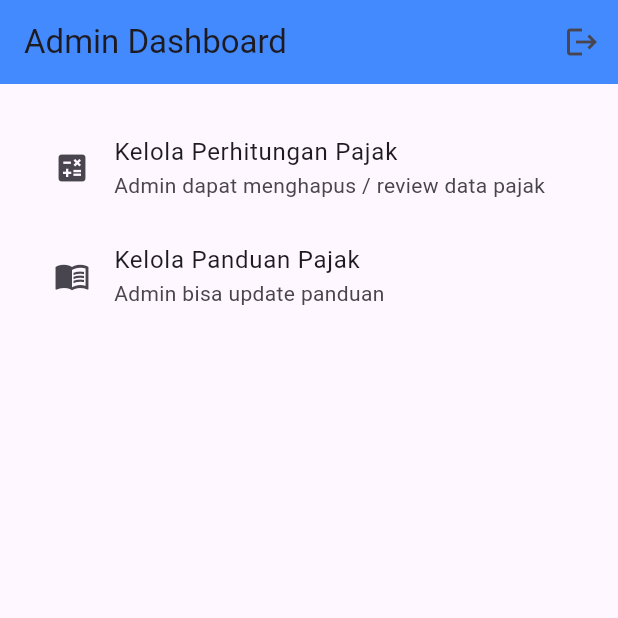
After one commit to joysvrisillia-oss/pajakin_aja, a Flutter app: the AdminPage screen opened directly, on a phone screen of 412 x 824 dp, the top half of it. The commit adds this screen. Run offline on Flutter 3.47's test engine with Material 3 defaults, Android fonts, the phone set to English and light mode, and no system bars; our stand-ins replace sqflite; accounts and stored records are empty.

Commit message:
Update pajakin_aja project

```diff
--- a/lib/Models/pajak_model.dart
+++ b/lib/Models/pajak_model.dart
@@ -4,6 +4,7 @@ class PajakModel {
   final double nilai;
   final double pajak;
   final String waktu;
+  final String userEmail;
 
   PajakModel({
     this.id,
@@ -11,6 +12,7 @@ class PajakModel {
     required this.nilai,
     required this.pajak,
     required this.waktu,
+    required this.userEmail,
   });
 
   Map<String, dynamic> toMap() {
@@ -20,16 +22,18 @@ class PajakModel {
       'nilai': nilai,
       'pajak': pajak,
       'waktu': waktu,
+      'user_email': userEmail,
     };
   }
 
   factory PajakModel.fromMap(Map<String, dynamic> map) {
     return PajakModel(
-      id: map['id'], // ← ambil id dari database
+      id: map['id'],
       jenisPajak: map['jenisPajak'],
       nilai: (map['nilai'] as num).toDouble(),
       pajak: (map['pajak'] as num).toDouble(),
       waktu: map['waktu'],
+      userEmail: map['user_email'] ?? "",
     );
   }
 }
--- /dev/null
+++ b/lib/Views/Admin_Page.dart
@@ -0,0 +1,47 @@
+import 'package:flutter/material.dart';
+import '../Database/db_helper.dart';
+import '../Auth/login_page.dart';
+
+class AdminPage extends StatelessWidget {
+  const AdminPage({super.key});
+
+  @override
+  Widget build(BuildContext context) {
+    return Scaffold(
+      appBar: AppBar(
+        title: const Text("Admin Dashboard"),
+        backgroundColor: Colors.blueAccent,
+        actions: [
+          IconButton(
+            icon: const Icon(Icons.logout),
+            onPressed: () async {
+              await DBHelper.logout();
+              Navigator.pushReplacement(
+                context,
+                MaterialPageRoute(builder: (_) => const LoginPage()),
+              );
+            },
+          )
+        ],
+      ),
+
+      body: ListView(
+        padding: const EdgeInsets.all(20),
+        children: [
+          ListTile(
+            leading: const Icon(Icons.calculate),
+            title: const Text("Kelola Perhitungan Pajak"),
+            subtitle: const Text("Admin dapat menghapus / review data pajak"),
+            onTap: () {},
+          ),
+          ListTile(
+            leading: const Icon(Icons.menu_book),
+            title: const Text("Kelola Panduan Pajak"),
+            subtitle: const Text("Admin bisa update panduan"),
+            onTap: () {},
+          ),
+        ],
+      ),
+    );
+  }
+}
--- a/lib/Views/Kalkulator_Pajak.dart
+++ b/lib/Views/Kalkulator_Pajak.dart
@@ -79,12 +79,16 @@ class _KalkulatorPajakState extends State<KalkulatorPajak> {
     });
 
     // Simpan ke SQLite
+    final email = await DBHelper.getLoggedInUser();
+
     await DBHelper.insertPajak(PajakModel(
       jenisPajak: _jenisPajak,
       nilai: nilai,
       pajak: pajak,
       waktu: DateTime.now().toString(),
+      userEmail: email!,
     ));
+
 
     ScaffoldMessenger.of(context).showSnackBar(
       const SnackBar(
--- a/pubspec.yaml
+++ b/pubspec.yaml
@@ -15,6 +15,7 @@ dependencies:
   path: ^1.9.0
   provider: ^6.1.2
   shared_preferences: ^2.2.2
+  http: ^1.2.2   # ← ini yang wajib ditambah agar import http tidak error
 
 dev_dependencies:
   flutter_test:
```
Also changed, not shown: lib/Auth/login_page.dart (+18 -10 lines), lib/Database/db_helper.dart (+103 -42 lines), lib/ViewModels/Kalkulator_ViewModel.dart (+13 -6 lines), lib/Views/Api_PPN_Page.dart (added, +64 -0 lines), lib/Views/Home_Page.dart (+42 -16 lines), lib/Views/Riwayat_Perhitungan.dart (+5 -2 lines), lib/main.dart (+5 -4 lines), pubspec.lock.
